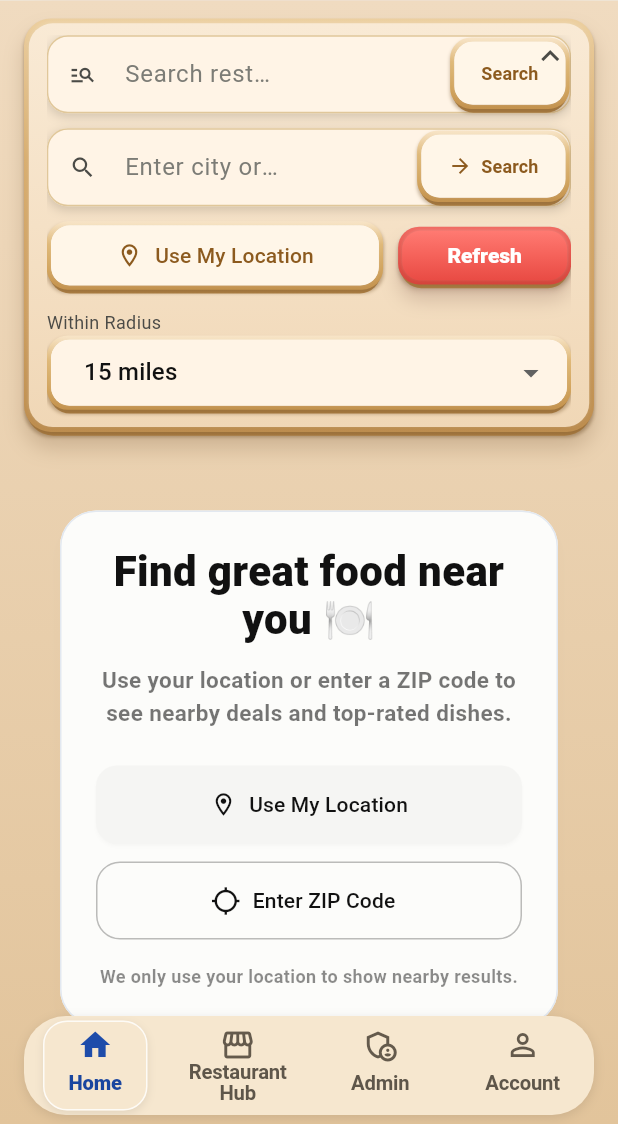
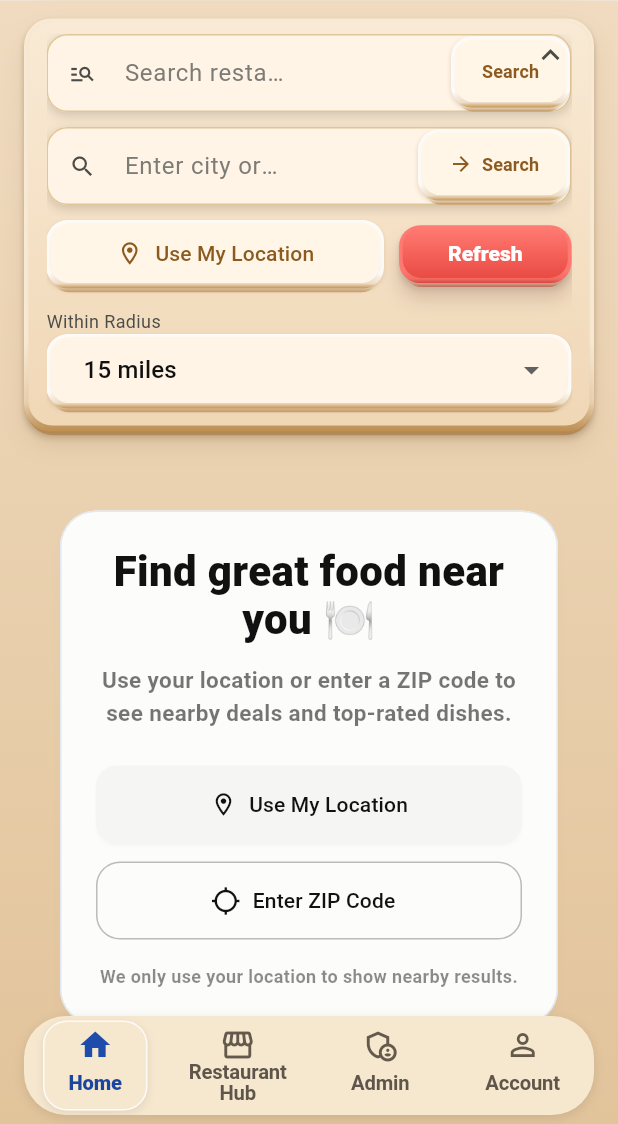
Before and after one commit to BiteBiteApp/coupon_app, a Flutter app: the screen it shows after launch, on a phone screen of 412 x 824 dp, the part 112-1236 px from its top. Run offline on Flutter 3.47's test engine with Material 3 defaults, Android fonts, the phone set to English and light mode, and no system bars; our stand-ins replace app_links, cloud_firestore, cloud_functions, firebase_auth, firebase_core, geocoding and 3 more; accounts and stored records are empty.

Commit message:
sandbox checkpoint: clean top edge + soft 3D baseline

```diff
--- a/lib/screens/home_screen.dart
+++ b/lib/screens/home_screen.dart
@@ -1099,21 +1099,23 @@
   }) {
     return [
       BoxShadow(
-        color: const Color(0xFF5E3E1E).withOpacity(0.22 + opacityBoost),
-        blurRadius: 14 * strength,
-        offset: Offset(0, 11 * strength),
+        color: const Color(0xFF5E3E1E).withOpacity(0.10 + opacityBoost / 2),
+        blurRadius: 16 * strength,
+        offset: Offset(0, 10 * strength),
       ),
       BoxShadow(
-        color: const Color(0xFF704D24).withOpacity(0.16 + opacityBoost / 2),
-        blurRadius: 1.2 * strength,
-        offset: Offset(0, 3 * strength),
-      ),
-      BoxShadow(
-        color: Colors.white.withOpacity(0.10),
-        blurRadius: 1.2 * strength,
-        offset: Offset(0, 0.2 * strength),
+        color: const Color(0xFF704D24).withOpacity(0.22 + opacityBoost / 2),
+        blurRadius: 3.4 * strength,
+        offset: Offset(0, 4 * strength),
       ),
     ];
+  }
+
+  List<Color> _biteSaverGradientColors(Gradient gradient) {
+    if (gradient is LinearGradient) return gradient.colors;
+    if (gradient is RadialGradient) return gradient.colors;
+    if (gradient is SweepGradient) return gradient.colors;
+    return const <Color>[];
   }
 
   Widget _biteSaverTile({
@@ -1142,6 +1144,15 @@
     EdgeInsetsGeometry innerMargin = const EdgeInsets.all(1.8),
     List<BoxShadow>? shadows,
   }) {
+    final shellColors = _biteSaverGradientColors(shellGradient);
+    final faceColors = _biteSaverGradientColors(faceGradient);
+    final shellBottomColor =
+        shellColors.isNotEmpty ? shellColors.last : const Color(0xFFC6944F);
+    final faceTopColor =
+        faceColors.isNotEmpty ? faceColors.first : const Color(0xFFFFFCF8);
+    final lipColor = Color.lerp(shellBottomColor, const Color(0xFF8E6030), 0.28) ??
+        shellBottomColor;
+
     return Container(
       decoration: BoxDecoration(
         borderRadius: shellRadius,
@@ -1152,23 +1163,22 @@
         children: [
           Positioned.fill(
             left: 1.5,
-            top: 1,
+            top: 5.2,
             right: 1.5,
-            bottom: -1,
+            bottom: -1.1,
             child: Container(
               decoration: BoxDecoration(
                 borderRadius: shellRadius,
-                gradient: const LinearGradient(
+                gradient: LinearGradient(
                   begin: Alignment.topCenter,
                   end: Alignment.bottomCenter,
                   colors: [
-                    Color(0xFFF2D49D),
-                    Color(0xFFD8AE72),
-                    Color(0xFFCFA46A),
-                    Color(0xFFC79A5B),
-                    Color(0xFFB88849),
+                    lipColor.withOpacity(0.0),
+                    lipColor.withOpacity(0.0),
+                    lipColor.withOpacity(0.18),
+                    lipColor.withOpacity(0.72),
                   ],
-                  stops: [0.0, 0.25, 0.55, 0.78, 1.0],
+                  stops: const [0.0, 0.80, 0.94, 1.0],
                 ),
               ),
             ),
@@ -1178,19 +1188,30 @@
             child: Container(
               decoration: BoxDecoration(
                 borderRadius: shellRadius,
-                gradient: shellGradient,
+                gradient: LinearGradient(
+                  begin: Alignment.topCenter,
+                  end: Alignment.bottomCenter,
+                  colors: [
+                    faceTopColor,
+                    faceTopColor,
+                    Color.lerp(faceTopColor, shellBottomColor, 0.28) ??
+                        shellBottomColor,
+                    shellBottomColor,
+                  ],
+                  stops: const [0.0, 0.78, 0.93, 1.0],
+                ),
                 boxShadow: [
                   BoxShadow(
-                    color: const Color(0xFF704D24).withOpacity(0.40),
-                    blurRadius: 1.4,
-                    offset: const Offset(0, 2.2),
+                    color: const Color(0xFF704D24).withOpacity(0.14),
+                    blurRadius: 1.8,
+                    offset: const Offset(0, 1.6),
                   ),
                 ],
               ),
               child: ClipRRect(
                 borderRadius: shellRadius,
                 child: Padding(
-                  padding: const EdgeInsets.all(1.2),
+                  padding: const EdgeInsets.fromLTRB(1.0, 0.4, 1.0, 1.9),
                   child: Padding(
                     padding: innerMargin,
                     child: Container(
@@ -1202,20 +1223,9 @@
                             : Border.all(color: faceBorderColor, width: 0.35),
                         boxShadow: [
                           BoxShadow(
-                            color: Colors.white.withOpacity(0.08),
-                            blurRadius: 4,
-                            spreadRadius: -2.8,
-                            offset: const Offset(-1, -1.5),
-                          ),
-                          BoxShadow(
-                            color: Colors.white.withOpacity(0.14),
-                            blurRadius: 1.0,
-                            offset: const Offset(0, -0.3),
-                          ),
-                          BoxShadow(
-                            color: const Color(0xFF704D24).withOpacity(0.075),
-                            blurRadius: 2,
-                            offset: const Offset(0, 1.8),
+                            color: const Color(0xFF704D24).withOpacity(0.05),
+                            blurRadius: 1.8,
+                            offset: const Offset(0, 1.0),
                           ),
                         ],
                       ),
```
